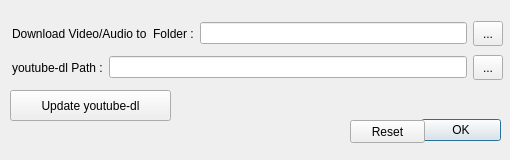
This is src/videodl/vdlsettingsdialog.ui in rupeshs/ExMplayer as Qt 5 draws it before an edit. The edited form follows.
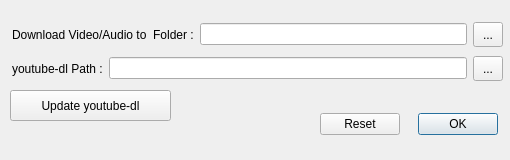
This is the edited form. Icons and pictures are not drawn.

```diff
--- a/src/videodl/vdlsettingsdialog.ui
+++ b/src/videodl/vdlsettingsdialog.ui
@@ -29,22 +29,6 @@
    <iconset resource="../ExMplayer.qrc">
     <normaloff>:/images/ExMplayer.png</normaloff>:/images/ExMplayer.png</iconset>
   </property>
-  <widget class="QDialogButtonBox" name="buttonBox">
-   <property name="geometry">
-    <rect>
-     <x>420</x>
-     <y>110</y>
-     <width>81</width>
-     <height>41</height>
-    </rect>
-   </property>
-   <property name="orientation">
-    <enum>Qt::Horizontal</enum>
-   </property>
-   <property name="standardButtons">
-    <set>QDialogButtonBox::Ok</set>
-   </property>
-  </widget>
   <widget class="QPushButton" name="pushButton_2">
    <property name="geometry">
     <rect>
@@ -64,7 +48,7 @@
      <x>12</x>
      <y>54</y>
      <width>491</width>
-     <height>27</height>
+     <height>29</height>
     </rect>
    </property>
    <layout class="QHBoxLayout" name="horizontalLayout">
@@ -99,7 +83,7 @@
      <x>12</x>
      <y>20</y>
      <width>491</width>
-     <height>27</height>
+     <height>29</height>
     </rect>
    </property>
    <layout class="QHBoxLayout" name="horizontalLayout_2">
@@ -128,19 +112,6 @@
     </item>
    </layout>
   </widget>
-  <widget class="QPushButton" name="pushButtonReset">
-   <property name="geometry">
-    <rect>
-     <x>350</x>
-     <y>120</y>
-     <width>75</width>
-     <height>23</height>
-    </rect>
-   </property>
-   <property name="text">
-    <string>Reset</string>
-   </property>
-  </widget>
   <widget class="QPushButton" name="pushButtonUpdate">
    <property name="geometry">
     <rect>
@@ -154,6 +125,35 @@
     <string>Update youtube-dl</string>
    </property>
   </widget>
+  <widget class="QWidget" name="">
+   <property name="geometry">
+    <rect>
+     <x>320</x>
+     <y>110</y>
+     <width>178</width>
+     <height>29</height>
+    </rect>
+   </property>
+   <layout class="QHBoxLayout" name="horizontalLayout_3">
+    <item>
+     <widget class="QPushButton" name="pushButtonReset">
+      <property name="text">
+       <string>Reset</string>
+      </property>
+     </widget>
+    </item>
+    <item>
+     <widget class="QDialogButtonBox" name="buttonBox">
+      <property name="orientation">
+       <enum>Qt::Horizontal</enum>
+      </property>
+      <property name="standardButtons">
+       <set>QDialogButtonBox::Ok</set>
+      </property>
+     </widget>
+    </item>
+   </layout>
+  </widget>
  </widget>
  <resources>
   <include location="../ExMplayer.qrc"/>
```
